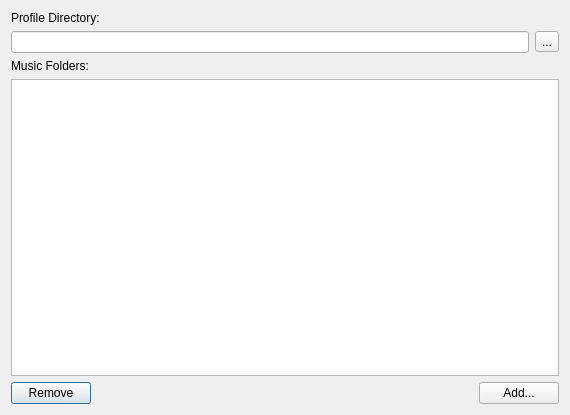
The window that Config/SettingsDlg.ui (jankrassnigg/Form1) describes before a commit, drawn with Qt 5.
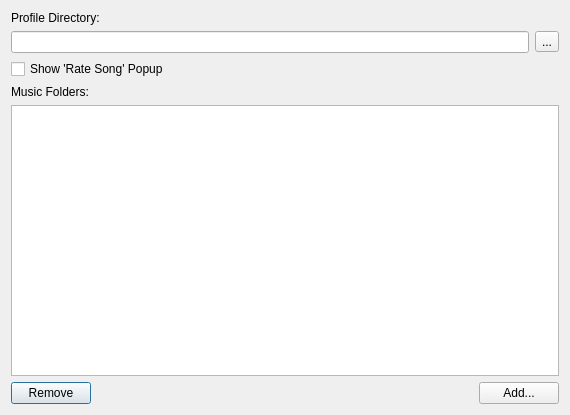
The same window after the commit. Icons and pictures are not drawn.

Commit message: Rate song dialog

Patch:
```diff
--- a/Config/SettingsDlg.ui
+++ b/Config/SettingsDlg.ui
@@ -43,6 +43,13 @@
      </item>
     </layout>
    </item>
+   <item>
+    <widget class="QCheckBox" name="ShowRatingDialog">
+     <property name="text">
+      <string>Show 'Rate Song' Popup</string>
+     </property>
+    </widget>
+   </item>
    <item>
     <widget class="QLabel" name="label_2">
      <property name="text">
```
The commit also changes 11 other files.
